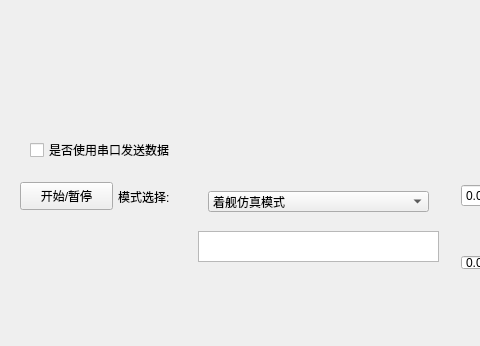
The window that QtWidgetsApplication1/QtWidgetsApplication1.ui (ahhaos/QtWidgetsApplication1-_FF) describes before a commit, drawn with Qt 5; both pictures show x 0 to 480 and y 494 to 840 of the 1322 by 840 pixel window.
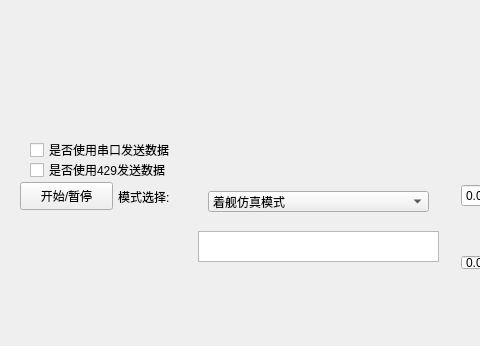
The same window after the commit. The open tabs and pages were chosen to show the change.

Commit message: 20220629添加429发送模块

```diff
--- a/QtWidgetsApplication1/QtWidgetsApplication1.ui
+++ b/QtWidgetsApplication1/QtWidgetsApplication1.ui
@@ -799,7 +799,7 @@
      <rect>
       <x>30</x>
       <y>600</y>
-      <width>151</width>
+      <width>211</width>
       <height>16</height>
      </rect>
     </property>
@@ -1066,6 +1066,19 @@
      <string>当前引导模式:</string>
     </property>
    </widget>
+   <widget class="QCheckBox" name="checkBox_is429Send">
+    <property name="geometry">
+     <rect>
+      <x>30</x>
+      <y>620</y>
+      <width>211</width>
+      <height>16</height>
+     </rect>
+    </property>
+    <property name="text">
+     <string>是否使用429发送数据</string>
+    </property>
+   </widget>
    <zorder>layoutWidget</zorder>
    <zorder>layoutWidget</zorder>
    <zorder>horizontalLayoutWidget</zorder>
```
Left out of the diff: 112 changed lines with no effect on the pictures. The commit also changes 12 other files.
